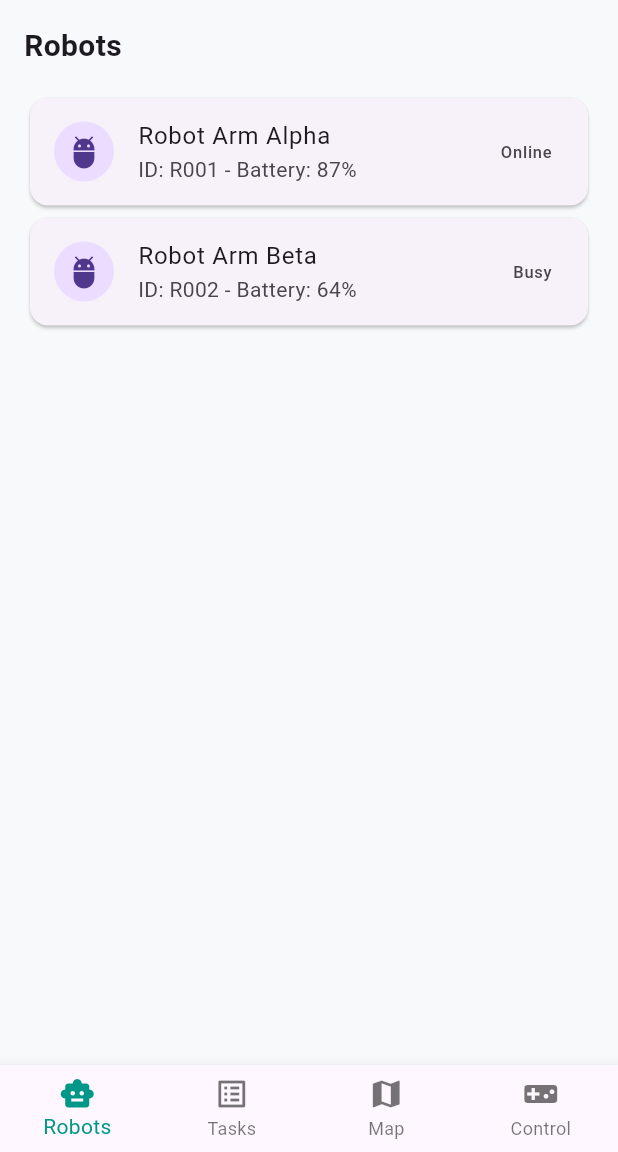
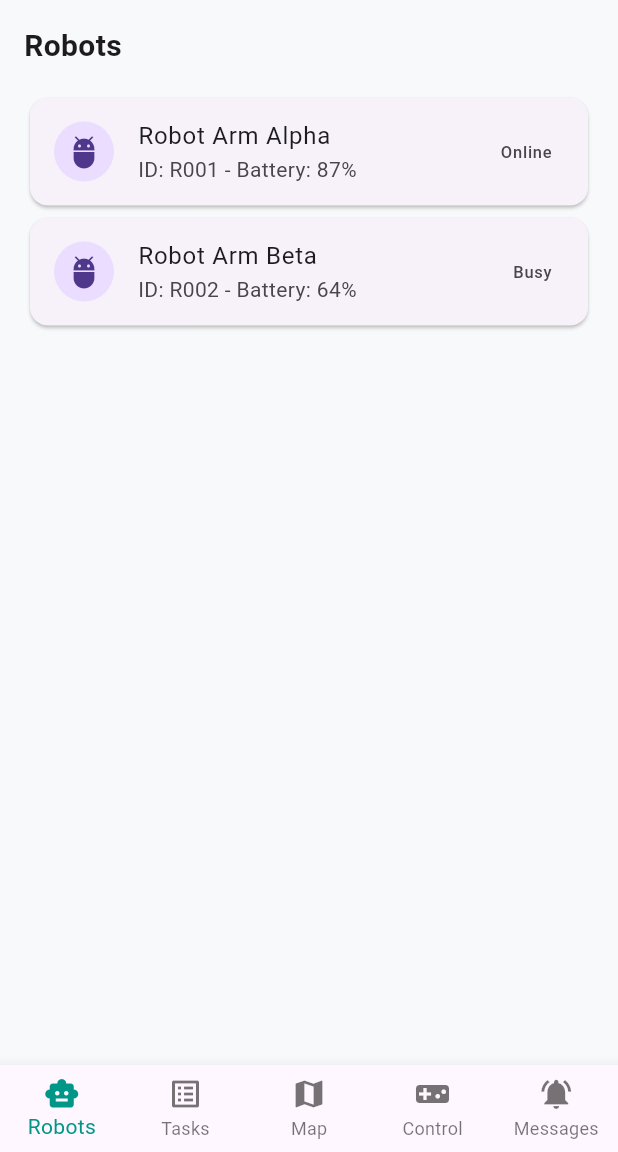
Before and after one commit to Khoa-213/RobotArmControl, a Flutter app: the screen it shows after launch, on a phone screen of 412 x 824 dp, the part 84-1236 px from its top. Run offline on Flutter 3.47's test engine with Material 3 defaults, Android fonts, the phone set to English and light mode, and no system bars.

Commit message:
add push message(not cnt api yet)

```diff
--- a/mo_src/lib/main.dart
+++ b/mo_src/lib/main.dart
@@ -1,4 +1,7 @@
-import 'package:flutter/material.dart'; // QUAN TRỌNG: Phải có dòng này!
+// File: lib/main.dart
+import 'package:flutter/material.dart';
+import 'screens/main_screen.dart'; // Chỉ cần gọi MainScreen vào đây
+
 
 void main() => runApp(const RobotControlApp());
 
@@ -14,99 +17,3 @@ class RobotControlApp extends StatelessWidget {
     );
   }
 }
-
-class MainScreen extends StatefulWidget {
-  const MainScreen({super.key});
-
-  @override
-  State<MainScreen> createState() => _MainScreenState();
-}
-
-class _MainScreenState extends State<MainScreen> {
-  int _selectedIndex = 0;
-
-  @override
-  Widget build(BuildContext context) {
-    return Scaffold(
-      backgroundColor: const Color(0xFFF8F9FA),
-      appBar: AppBar(
-        backgroundColor: Colors.white,
-        elevation: 0.5,
-        leading: const Icon(Icons.smart_toy, color: Colors.blue),
-        title: const Text(
-          "Robot Control System",
-          style: TextStyle(
-            color: Colors.black,
-            fontSize: 16,
-            fontWeight: FontWeight.bold,
-          ),
-        ),
-      ),
-      body: _buildRobotList(),
-      bottomNavigationBar: BottomNavigationBar(
-        currentIndex: _selectedIndex,
-        selectedItemColor: Colors.teal,
-        type: BottomNavigationBarType.fixed,
-        onTap: (index) => setState(() => _selectedIndex = index),
-        items: const [
-          BottomNavigationBarItem(icon: Icon(Icons.smart_toy), label: 'Robots'),
-          BottomNavigationBarItem(icon: Icon(Icons.list_alt), label: 'Tasks'),
-          BottomNavigationBarItem(icon: Icon(Icons.map), label: 'Map'),
-          BottomNavigationBarItem(
-            icon: Icon(Icons.videogame_asset),
-            label: 'Control',
-          ),
-        ],
-      ),
-    );
-  }
-
-  Widget _buildRobotList() {
-    return ListView(
-      padding: const EdgeInsets.all(16),
-      children: const [
-        Text(
-          "Robots",
-          style: TextStyle(fontSize: 20, fontWeight: FontWeight.bold),
-        ),
-        SizedBox(height: 16),
-        RobotCard(
-          name: "Robot Arm Alpha",
-          id: "R001",
-          status: "Online",
-          battery: 87,
-        ),
-        RobotCard(
-          name: "Robot Arm Beta",
-          id: "R002",
-          status: "Busy",
-          battery: 64,
-        ),
-      ],
-    );
-  }
-}
-
-class RobotCard extends StatelessWidget {
-  final String name, id, status;
-  final int battery;
-  const RobotCard({
-    super.key,
-    required this.name,
-    required this.id,
-    required this.status,
-    required this.battery,
-  });
-
-  @override
-  Widget build(BuildContext context) {
-    return Card(
-      child: ListTile(
-        leading: const CircleAvatar(child: Icon(Icons.adb)),
-        title: Text(name),
-        subtitle: Text("ID: $id - Battery: $battery%"),
-        trailing: Text(status),
-      ),
-    );
-  }
-}
--- /dev/null
+++ b/mo_src/lib/models/robot.dart
@@ -0,0 +1,28 @@
+// File: lib/models/robot.dart
+import 'package:flutter/material.dart';
+
+class Robot {
+  final String name;
+  final String id;
+  final String status;
+  final int battery;
+
+  Robot({required this.name, required this.id, required this.status, required this.battery});
+
+  // Hàm này cực kỳ quan trọng để dịch dữ liệu từ Backend
+  factory Robot.fromJson(Map<String, dynamic> json) {
+    return Robot(
+      id: json['id'] ?? 'Unknown',
+      name: json['name'] ?? 'Unnamed Robot',
+      status: json['status'] ?? 'Offline',
+      battery: json['battery'] ?? 0,
+    );
+  }
+
+  // Tiện ích để tự động chọn màu dựa trên status
+  Color get statusColor {
+    if (status == 'Online') return Colors.green;
+    if (status == 'Busy') return Colors.orange;
+    return Colors.red;
+  }
+}
--- /dev/null
+++ b/mo_src/lib/screens/main_screen.dart
@@ -0,0 +1,54 @@
+// File: lib/screens/main_screen.dart
+import 'package:flutter/material.dart';
+import 'robot_list_screen.dart'; // Import tab danh sách robot
+import 'push_messages_screen.dart';
+
+class MainScreen extends StatefulWidget {
+  const MainScreen({super.key});
+
+  @override
+  State<MainScreen> createState() => _MainScreenState();
+}
+
+class _MainScreenState extends State<MainScreen> {
+  int _selectedIndex = 0;
+
+  // Khai báo 5 màn hình tương ứng với 5 tab
+  final List<Widget> _pages = const [
+    RobotListScreen(), // Tab 0: Màn hình thật mình vừa code
+    Center(child: Text("Tasks Screen")), // Tab 1
+    Center(child: Text("Map Screen")), // Tab 2
+    Center(child: Text("Control Screen")), // Tab 3
+    PushMessagesScreen(),
+  ];
+
+  @override
+  Widget build(BuildContext context) {
+    return Scaffold(
+      backgroundColor: const Color(0xFFF8F9FA),
+      appBar: AppBar(
+        backgroundColor: Colors.white,
+        elevation: 0.5,
+        leading: const Icon(Icons.smart_toy, color: Colors.blue),
+        title: const Text(
+          "Robot Control System",
+          style: TextStyle(color: Colors.black, fontSize: 16, fontWeight: FontWeight.bold),
+        ),
+      ),
+      body: _pages[_selectedIndex],
+      bottomNavigationBar: BottomNavigationBar(
+        currentIndex: _selectedIndex,
+        selectedItemColor: Colors.teal,
+        type: BottomNavigationBarType.fixed, // Bắt buộc phải có khi >3 tab
+        onTap: (index) => setState(() => _selectedIndex = index),
+        items: const [
+          BottomNavigationBarItem(icon: Icon(Icons.smart_toy), label: 'Robots'),
+          BottomNavigationBarItem(icon: Icon(Icons.list_alt), label: 'Tasks'),
+          BottomNavigationBarItem(icon: Icon(Icons.map), label: 'Map'),
+          BottomNavigationBarItem(icon: Icon(Icons.videogame_asset), label: 'Control'),
+          BottomNavigationBarItem(icon: Icon(Icons.notifications_active), label: 'Messages'),
+        ],
+      ),
+    );
+  }
+}
--- /dev/null
+++ b/mo_src/lib/screens/robot_list_screen.dart
@@ -0,0 +1,23 @@
+// File: lib/screens/robot_list_screen.dart
+import 'package:flutter/material.dart';
+import '../widgets/robot_card.dart'; // Phải import widget card vào đây
+
+class RobotListScreen extends StatelessWidget {
+  const RobotListScreen({super.key});
+
+  @override
+  Widget build(BuildContext context) {
+    return ListView(
+      padding: const EdgeInsets.all(16),
+      children: const [
+        Text(
+          "Robots",
+          style: TextStyle(fontSize: 20, fontWeight: FontWeight.bold),
+        ),
+        SizedBox(height: 16),
+        RobotCard(name: "Robot Arm Alpha", id: "R001", status: "Online", battery: 87),
+        RobotCard(name: "Robot Arm Beta", id: "R002", status: "Busy", battery: 64),
+      ],
+    );
+  }
+}
--- /dev/null
+++ b/mo_src/lib/widgets/robot_card.dart
@@ -0,0 +1,26 @@
+import 'package:flutter/material.dart';
+
+class RobotCard extends StatelessWidget {
+  final String name, id, status;
+  final int battery;
+
+  const RobotCard({
+    super.key,
+    required this.name,
+    required this.id,
+    required this.status,
+    required this.battery,
+  });
+
+  @override
+  Widget build(BuildContext context) {
+    return Card(
+      child: ListTile(
+        leading: const CircleAvatar(child: Icon(Icons.adb)),
+        title: Text(name),
+        subtitle: Text("ID: $id - Battery: $battery%"),
+        trailing: Text(status),
+      ),
+    );
+  }
+}
--- a/mo_src/pubspec.yaml
+++ b/mo_src/pubspec.yaml
@@ -34,6 +34,7 @@ dependencies:
   # The following adds the Cupertino Icons font to your application.
   # Use with the CupertinoIcons class for iOS style icons.
   cupertino_icons: ^1.0.8
+  http: ^1.6.0
 
 dev_dependencies:
   flutter_test:
```
Also changed, not shown: mo_src/lib/screens/push_messages_screen.dart (added, +85 -0 lines), mo_src/lib/services/api_service.dart (added, +28 -0 lines), mo_src/pubspec.lock, 1 other file.
